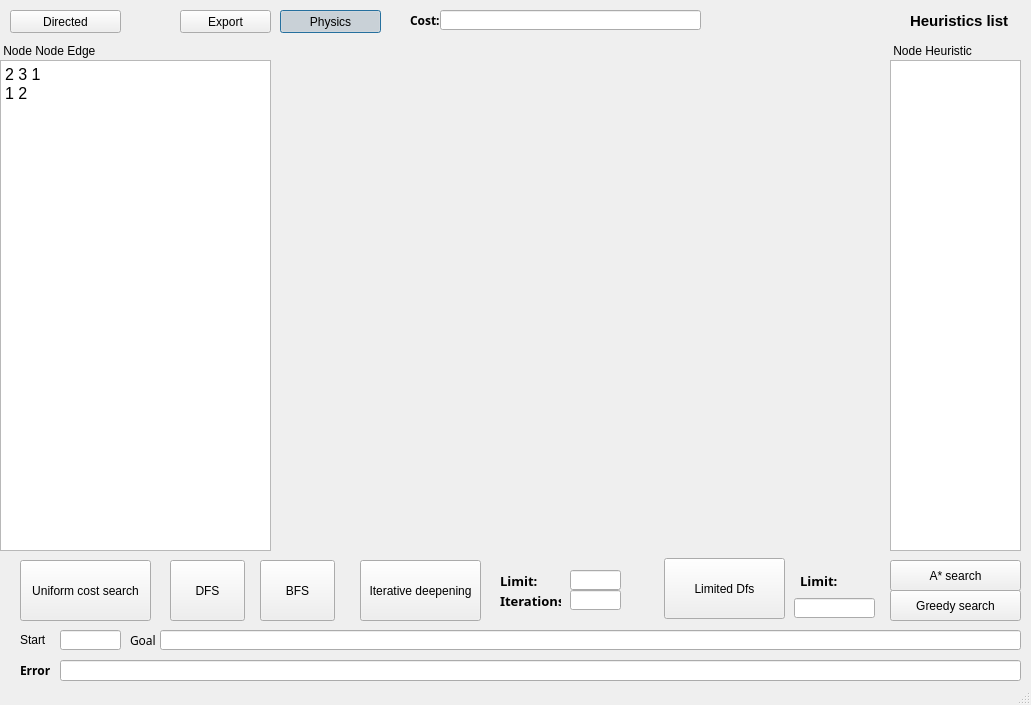
oaayoub/Graph-Solver, file AI.ui: the form before one commit.
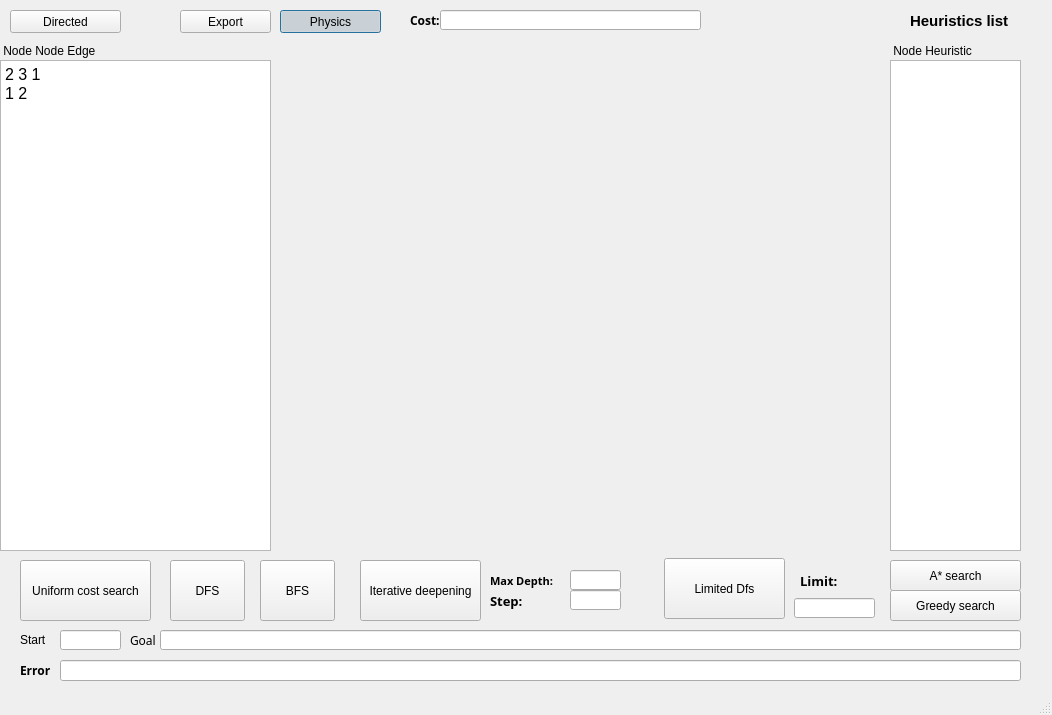
The form after the commit.

Patch:
```diff
--- a/AI.ui
+++ b/AI.ui
@@ -6,8 +6,8 @@
    <rect>
     <x>0</x>
     <y>0</y>
-    <width>1031</width>
-    <height>705</height>
+    <width>1052</width>
+    <height>715</height>
    </rect>
   </property>
   <property name="font">
@@ -260,28 +260,28 @@
    <widget class="QLabel" name="Limit_iterative_deepening_label">
     <property name="geometry">
      <rect>
-      <x>500</x>
+      <x>490</x>
       <y>570</y>
-      <width>61</width>
+      <width>71</width>
       <height>21</height>
      </rect>
     </property>
     <property name="font">
      <font>
       <family>Segoe UI Semibold</family>
-      <pointsize>10</pointsize>
+      <pointsize>8</pointsize>
       <weight>75</weight>
       <bold>true</bold>
      </font>
     </property>
     <property name="text">
-     <string>Limit:</string>
+     <string>Max Depth:</string>
     </property>
    </widget>
    <widget class="QLabel" name="iterations_label">
     <property name="geometry">
      <rect>
-      <x>500</x>
+      <x>490</x>
       <y>590</y>
       <width>61</width>
       <height>21</height>
@@ -296,7 +296,7 @@
      </font>
     </property>
     <property name="text">
-     <string>Iterations:</string>
+     <string>Step:</string>
     </property>
    </widget>
    <widget class="QLineEdit" name="iterative_deep_iter_linde_edit">
```
